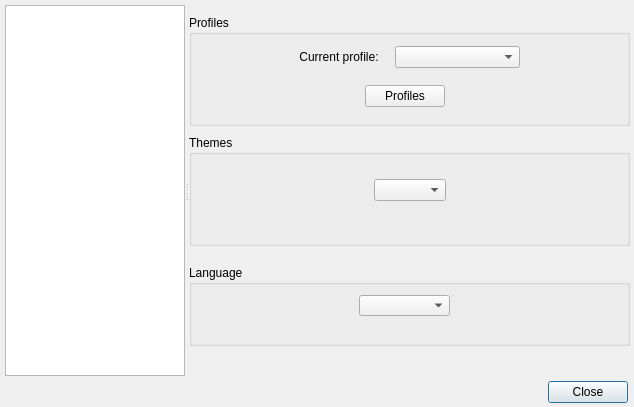
Before: the Qt Designer form ui/options.ui in gitter-badger/simplechatclient, drawn with Qt 5.
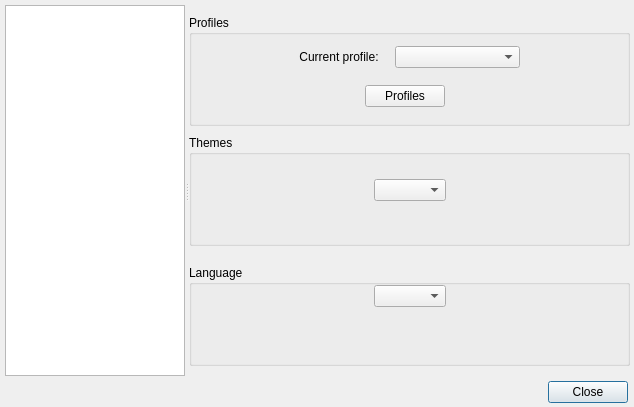
After: the same form once the commit is applied. Icons and pictures are not drawn.

What changed in the file:
```diff
--- a/ui/options.ui
+++ b/ui/options.ui
@@ -16,12 +16,6 @@
     <height>407</height>
    </size>
   </property>
-  <property name="maximumSize">
-   <size>
-    <width>634</width>
-    <height>407</height>
-   </size>
-  </property>
   <property name="windowTitle">
    <string>Options</string>
   </property>
@@ -251,37 +245,57 @@
         <x>0</x>
         <y>260</y>
         <width>441</width>
-        <height>81</height>
+        <height>101</height>
        </rect>
       </property>
       <property name="title">
        <string>Language</string>
       </property>
-      <widget class="QComboBox" name="comboBox_language">
+      <widget class="QWidget" name="verticalLayoutWidget_7">
        <property name="geometry">
         <rect>
-         <x>170</x>
-         <y>30</y>
-         <width>91</width>
-         <height>21</height>
+         <x>10</x>
+         <y>20</y>
+         <width>421</width>
+         <height>71</height>
         </rect>
        </property>
-       <property name="sizePolicy">
-        <sizepolicy hsizetype="Preferred" vsizetype="Preferred">
-         <horstretch>0</horstretch>
-         <verstretch>0</verstretch>
-        </sizepolicy>
-       </property>
-      </widget>
+       <layout class="QVBoxLayout" name="verticalLayout_7">
+        <item>
+         <layout class="QHBoxLayout" name="horizontalLayout_12">
+          <item>
+           <spacer name="horizontalSpacer_8">
+            <property name="orientation">
+             <enum>Qt::Horizontal</enum>
+            </property>
+            <property name="sizeHint" stdset="0">
+             <size>
+              <width>40</width>
+              <height>20</height>
+             </size>
+            </property>
+           </spacer>
+          </item>
+          <item>
+           <widget class="QComboBox" name="comboBox_language"/>
+          </item>
+          <item>
+           <spacer name="horizontalSpacer_7">
+            <property name="orientation">
+             <enum>Qt::Horizontal</enum>
+            </property>
+            <property name="sizeHint" stdset="0">
+             <size>
+              <width>40</width>
+              <height>20</height>
+             </size>
+            </property>
+           </spacer>
+          </item>
+         </layout>
+        </item>
+        <item>
       <widget class="QLabel" name="label_language_warning">
-       <property name="geometry">
-        <rect>
-         <x>10</x>
-         <y>50</y>
-         <width>421</width>
-         <height>21</height>
-        </rect>
-       </property>
        <property name="styleSheet">
         <string notr="true">font-weight:bold;</string>
        </property>
@@ -295,6 +309,9 @@
         <bool>true</bool>
        </property>
       </widget>
+        </item>
+       </layout>
+      </widget>
      </widget>
     </widget>
     <widget class="QWidget" name="page_highlight">
```
Left out of the diff: 12 changed lines with no effect on the pictures. Lines whose indentation alone changed are shown as unchanged.
